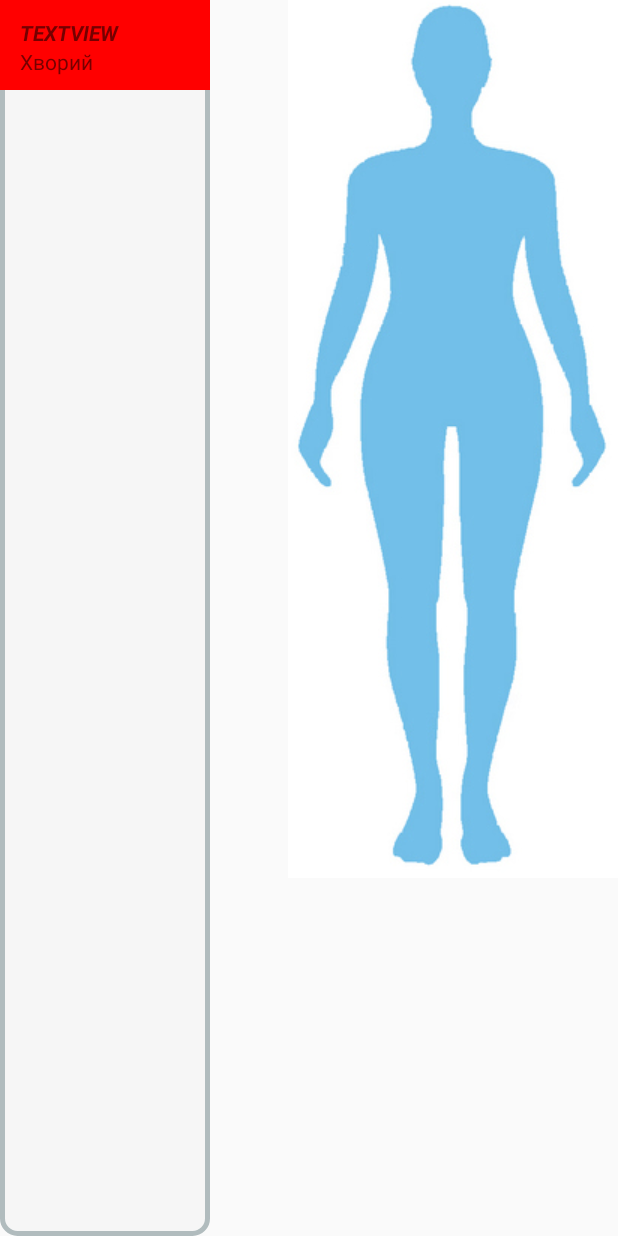
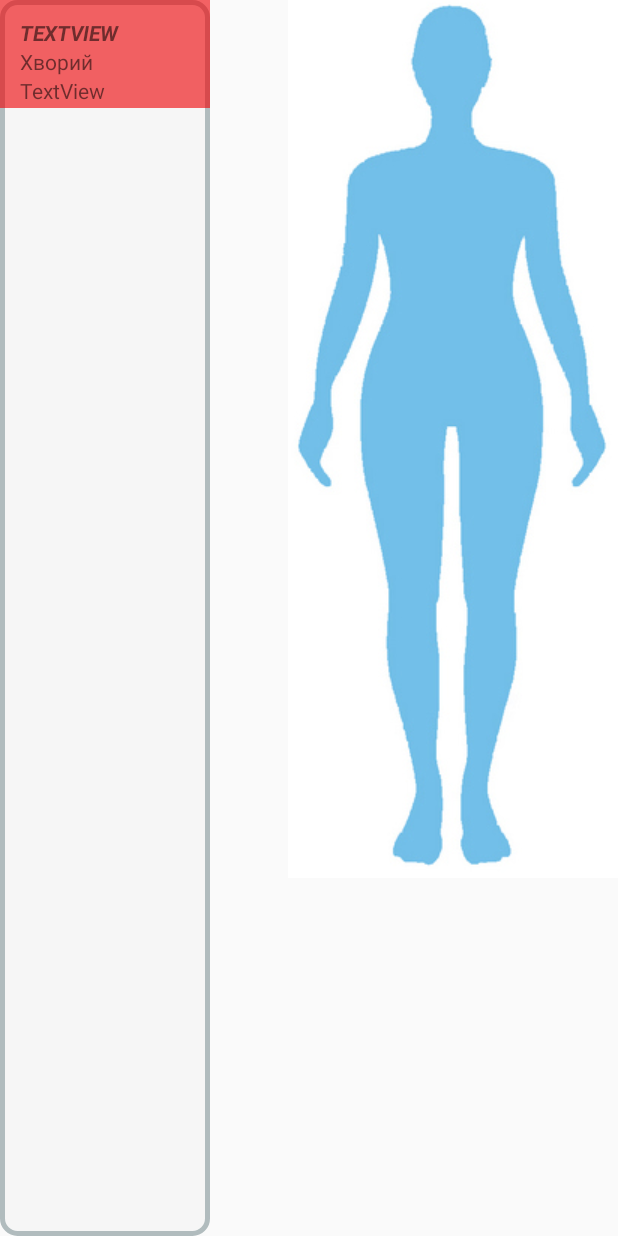
Before and after one commit to DimaBorisenkov/robodoc, an Android app: the ResultActivity screen opened directly, with no data from a screen before it, on a phone screen of 412 x 824 dp. Run offline under Robolectric (Android 15) with nearby library versions, the phone set to English and light mode, and no system bars; 8 statements that could not run were skipped.

Commit message:
Added new colors

```diff
--- a/app/src/main/java/com/example/dima/robodoc/domain/result/ResultActivity.java
+++ b/app/src/main/java/com/example/dima/robodoc/domain/result/ResultActivity.java
@@ -2,6 +2,7 @@ package com.example.dima.robodoc.domain.result;
 
 import android.annotation.SuppressLint;
 import android.content.res.Resources;
+import android.graphics.Color;
 import android.graphics.drawable.Drawable;
 import android.graphics.drawable.LayerDrawable;
 import android.os.Build;
@@ -22,7 +23,7 @@ import static android.graphics.Color.GREEN;
 import static android.graphics.Color.RED;
 
 public class ResultActivity extends AppCompatActivity implements ResultContract.View {
-    private TextView patientName, patientState, patientDiseases;
+    private TextView patientName, patientState, patientDiseases, patientDate;
     private ImageView imageView;
     private Patient patient;
     private String type;
@@ -48,6 +49,7 @@ public class ResultActivity extends AppCompatActivity implements ResultContract.
         patientName = findViewById(R.id.textViewPatientName);
         patientState = findViewById(R.id.textViewPatientState);
         patientDiseases = findViewById(R.id.textViewPatientDiseases);
+        patientDate = findViewById(R.id.textViewPatientDate);
         imageView = findViewById(R.id.imageView);
         layout = findViewById(R.id.nameLayout);
         resources = getResources();
@@ -92,16 +94,16 @@ public class ResultActivity extends AppCompatActivity implements ResultContract.
         }
 
         patientName.setText(patient.getName());
-
+        patientDate.setText(patient.getDate());
+        int color;
         if (patient.isState()) {
+            color = Color.parseColor("#6664DD17");
             patientState.setText("Здоровий");
-            layout.setBackgroundColor(GREEN);
-            /*patientState.setBackgroundColor(GREEN);
-            patientName.setBackgroundColor(GREEN);*/
+            layout.setBackgroundColor(color);
         } else {
+            color = Color.parseColor("#9DEF0407");
             patientState.setText("Хворий");
-            layout.setBackgroundColor(RED);
-           // patientState.setBackgroundColor(RED);
+            layout.setBackgroundColor(color);
         }
 
         patientDiseases.setText(diseases);
--- a/app/src/main/res/layout/activity_result.xml
+++ b/app/src/main/res/layout/activity_result.xml
@@ -17,8 +17,18 @@
         <RelativeLayout
             android:id="@+id/nameLayout"
             android:layout_width="match_parent"
-            android:layout_height="60dp"
+            android:layout_height="72dp"
             android:orientation="vertical">
+
+            <TextView
+                android:id="@+id/textViewPatientDate"
+                android:layout_width="147dp"
+                android:layout_height="wrap_content"
+                android:layout_alignParentBottom="true"
+                android:layout_alignParentEnd="true"
+                android:layout_below="@+id/textViewPatientState"
+                android:layout_marginStart="13dp"
+                android:text="TextView" />
 
             <TextView
                 android:id="@+id/textViewPatientName"
@@ -50,7 +60,7 @@
             android:layout_height="153dp"
             android:layout_alignParentEnd="true"
             android:layout_alignParentTop="true"
-            android:layout_marginTop="68dp"
+            android:layout_marginTop="77dp"
             android:text="TextView" />
 
     </RelativeLayout>
--- a/app/src/main/res/values/colors.xml
+++ b/app/src/main/res/values/colors.xml
@@ -5,4 +5,6 @@
     <color name="colorRed">#ca2d28</color>
     <color name="colorAccent">#FF4081</color>
     <color name="white">#ffffff</color>
+    <color name="green">#6664DD17</color>
+    <color name="red">#9DEF0407</color>
 </resources>
```
Also changed, not shown: app/src/main/java/com/example/dima/robodoc/domain/form/FormPresenter.java (+7 -0 lines).
